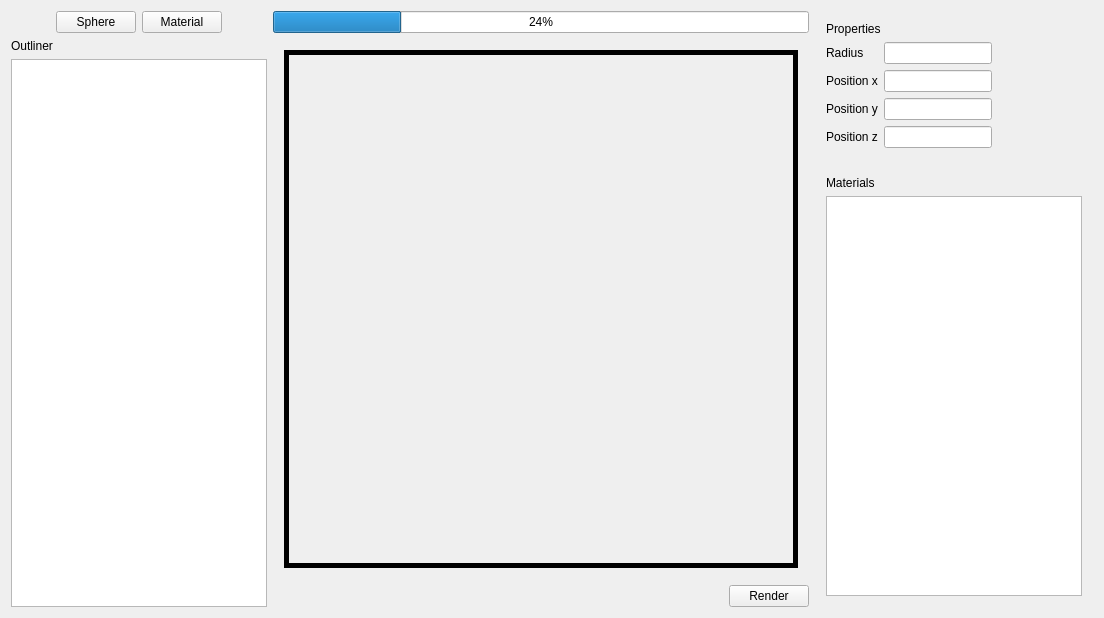
The window that Bubbles/bubbles.ui (MaxineCodes/Bubbles) describes before a commit, drawn with Qt 5.
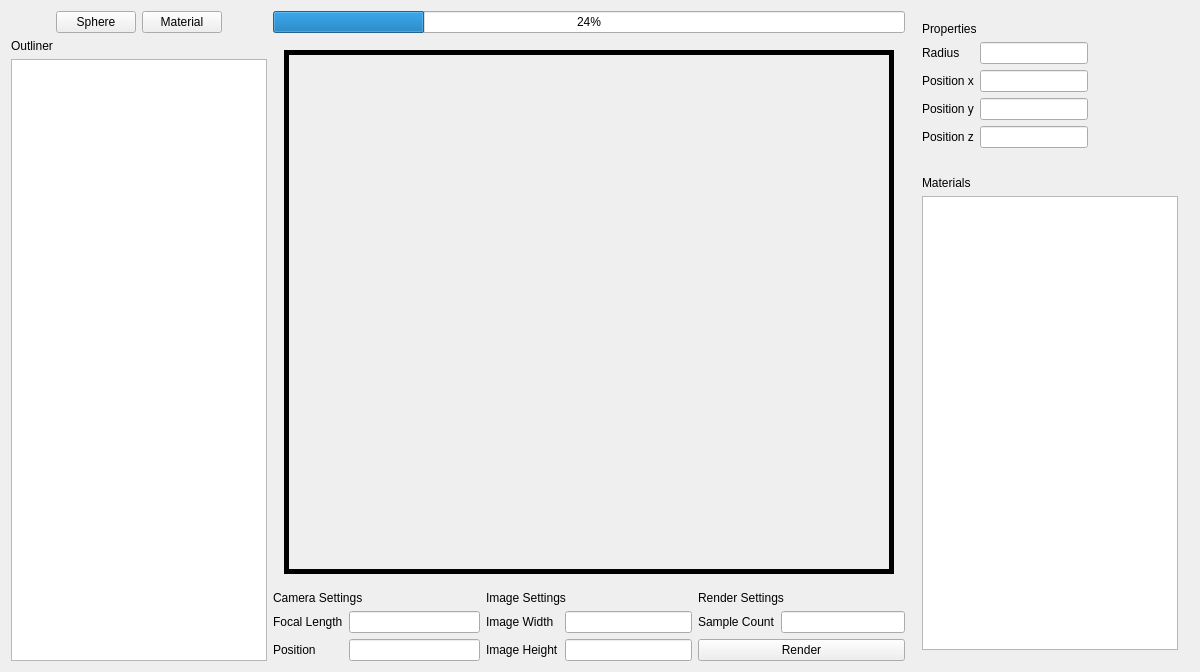
The same window after the commit.

```diff
--- a/Bubbles/bubbles.ui
+++ b/Bubbles/bubbles.ui
@@ -6,8 +6,8 @@
    <rect>
     <x>0</x>
     <y>0</y>
-    <width>1104</width>
-    <height>618</height>
+    <width>1200</width>
+    <height>672</height>
    </rect>
   </property>
   <property name="windowTitle">
@@ -46,7 +46,7 @@
        <item alignment="Qt::AlignLeft">
         <widget class="QListView" name="Outliner">
          <property name="sizePolicy">
-          <sizepolicy hsizetype="Maximum" vsizetype="Expanding">
+          <sizepolicy hsizetype="Minimum" vsizetype="Expanding">
            <horstretch>0</horstretch>
            <verstretch>0</verstretch>
           </sizepolicy>
@@ -127,15 +127,110 @@
        </item>
        <item>
         <layout class="QHBoxLayout" name="renderLayout">
-         <item alignment="Qt::AlignRight">
-          <widget class="QPushButton" name="renderButton">
-           <property name="text">
-            <string>Render</string>
-           </property>
-           <property name="checkable">
-            <bool>false</bool>
-           </property>
-          </widget>
+         <item>
+          <layout class="QVBoxLayout" name="camSettingLayout">
+           <item>
+            <widget class="QLabel" name="label_2">
+             <property name="text">
+              <string>Camera Settings</string>
+             </property>
+            </widget>
+           </item>
+           <item>
+            <layout class="QFormLayout" name="camSettingForm">
+             <item row="0" column="0">
+              <widget class="QLabel" name="focalLengthLabel">
+               <property name="text">
+                <string>Focal Length</string>
+               </property>
+              </widget>
+             </item>
+             <item row="0" column="1">
+              <widget class="QLineEdit" name="focalLengthLineEdit"/>
+             </item>
+             <item row="1" column="0">
+              <widget class="QLabel" name="positionLabel">
+               <property name="text">
+                <string>Position</string>
+               </property>
+              </widget>
+             </item>
+             <item row="1" column="1">
+              <widget class="QLineEdit" name="positionLineEdit"/>
+             </item>
+            </layout>
+           </item>
+          </layout>
+         </item>
+         <item>
+          <layout class="QVBoxLayout" name="imgSettingsLayout">
+           <item>
+            <widget class="QLabel" name="label_4">
+             <property name="text">
+              <string>Image Settings</string>
+             </property>
+            </widget>
+           </item>
+           <item>
+            <layout class="QFormLayout" name="imgSettingForm">
+             <item row="0" column="0">
+              <widget class="QLabel" name="imageWidthLabel_2">
+               <property name="text">
+                <string>Image Width</string>
+               </property>
+              </widget>
+             </item>
+             <item row="0" column="1">
+              <widget class="QLineEdit" name="imageWidthLineEdit_2"/>
+             </item>
+             <item row="1" column="0">
+              <widget class="QLabel" name="imageHeightLabel_2">
+               <property name="text">
+                <string>Image Height</string>
+               </property>
+              </widget>
+             </item>
+             <item row="1" column="1">
+              <widget class="QLineEdit" name="imageHeightLineEdit_2"/>
+             </item>
+            </layout>
+           </item>
+          </layout>
+         </item>
+         <item>
+          <layout class="QVBoxLayout" name="renderSettingLayout">
+           <item>
+            <widget class="QLabel" name="label_3">
+             <property name="text">
+              <string>Render Settings</string>
+             </property>
+            </widget>
+           </item>
+           <item>
+            <layout class="QFormLayout" name="renderSettingForm">
+             <item row="0" column="0">
+              <widget class="QLabel" name="sampleCountLabel">
+               <property name="text">
+                <string>Sample Count</string>
+               </property>
+              </widget>
+             </item>
+             <item row="0" column="1">
+              <widget class="QLineEdit" name="sampleCountLineEdit"/>
+             </item>
+            </layout>
+           </item>
+           <item>
+            <widget class="QPushButton" name="renderButton">
+             <property name="text">
+              <string>Render</string>
+             </property>
+             <property name="checkable">
+              <bool>false</bool>
+             </property>
+            </widget>
+           </item>
+          </layout>
          </item>
         </layout>
        </item>
@@ -260,6 +355,12 @@
            <verstretch>0</verstretch>
           </sizepolicy>
          </property>
+         <property name="maximumSize">
+          <size>
+           <width>16777215</width>
+           <height>512</height>
+          </size>
+         </property>
          <layout class="QVBoxLayout" name="verticalLayout_2">
           <item>
            <widget class="QLabel" name="matLabel">
@@ -282,6 +383,18 @@
               <verstretch>0</verstretch>
              </sizepolicy>
             </property>
+            <property name="minimumSize">
+             <size>
+              <width>0</width>
+              <height>0</height>
+             </size>
+            </property>
+            <property name="maximumSize">
+             <size>
+              <width>16777215</width>
+              <height>16777215</height>
+             </size>
+            </property>
            </widget>
           </item>
          </layout>
```
